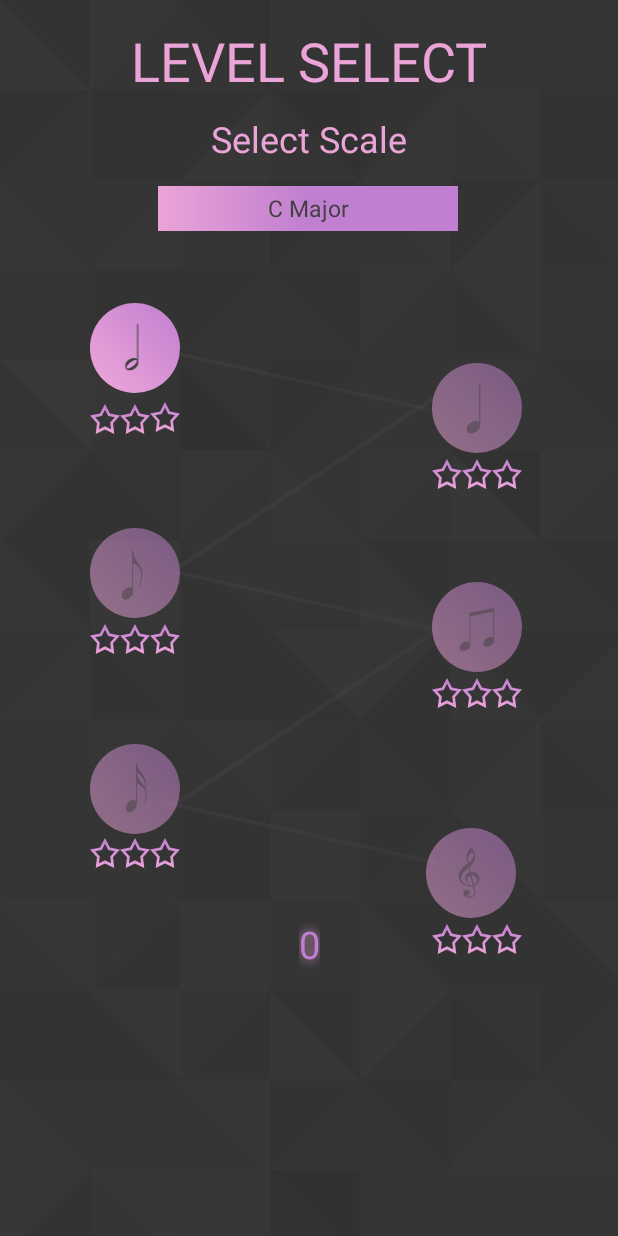
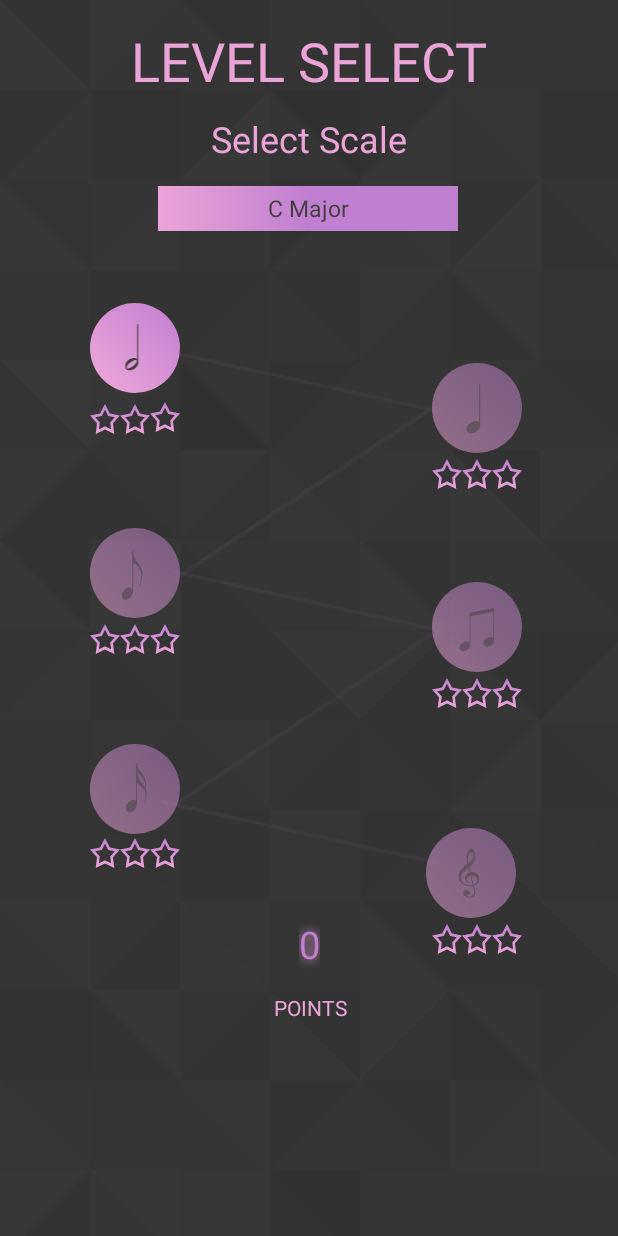
Before and after one commit to CaileenD/cs446-project, an Android app: the LevelSelectActivity screen opened directly, with no data from a screen before it, on a phone screen of 412 x 824 dp. Run offline under Robolectric (Android 15) with nearby library versions, the light colour scheme and no system bars; Roboto replaces fonts that are not available here.

Commit message:
Small UI changes to improve polish

```diff
--- a/app/src/main/java/ca/uwaterloo/tonality/LevelSelectActivity.java
+++ b/app/src/main/java/ca/uwaterloo/tonality/LevelSelectActivity.java
@@ -92,6 +92,12 @@ public class LevelSelectActivity extends AppCompatActivity implements AdapterVie
 
         levelBubble.setAlpha((float) Math.max(0.5, unlocked));
         levelNote.setAlpha((float) Math.max(0.5, unlocked));
+        if (level != 1) {
+            if (level == 6) level--;
+            int lineId = getResources().getIdentifier("line" + (level-1), "id", getPackageName());
+            ImageView lineConnector = findViewById(lineId);
+            lineConnector.setAlpha((float) Math.max(0.05, unlocked));
+        }
     }
 
     @Override
--- a/app/src/main/java/ca/uwaterloo/tonality/MainGameActivity.java
+++ b/app/src/main/java/ca/uwaterloo/tonality/MainGameActivity.java
@@ -71,7 +71,7 @@ public class MainGameActivity extends AppCompatActivity implements Observer {
         TextView scaleInfo = findViewById(R.id.scaleInfo);
         scaleInfo.setText(selectedScale.toUpperCase());
         TextView levelInfo = findViewById(R.id.levelInfo);
-        levelInfo.setText("LEVEL" + (levelDifficulty - 1));
+        levelInfo.setText("LEVEL " + (levelDifficulty - 1));
         playerHeart = findViewById(R.id.userHealth);
         cpuHeart = findViewById(R.id.cpuHealth);
 
@@ -107,7 +107,7 @@ public class MainGameActivity extends AppCompatActivity implements Observer {
                 playerHeart,
                 PropertyValuesHolder.ofFloat("scaleX", 1.2f),
                 PropertyValuesHolder.ofFloat("scaleY", 1.2f));
-        scaleDownPlayer.setDuration(310);
+        scaleDownPlayer.setDuration(620);
 
         scaleDownPlayer.setRepeatCount(ObjectAnimator.INFINITE);
         scaleDownPlayer.setRepeatMode(ObjectAnimator.REVERSE);
@@ -119,7 +119,7 @@ public class MainGameActivity extends AppCompatActivity implements Observer {
                 PropertyValuesHolder.ofFloat("scaleX", 1.2f),
                 PropertyValuesHolder.ofFloat("scaleY", 1.2f));
 
-        scaleDownCPU.setDuration(310);
+        scaleDownCPU.setDuration(620);
 
         scaleDownCPU.setRepeatCount(ObjectAnimator.INFINITE);
         scaleDownCPU.setRepeatMode(ObjectAnimator.REVERSE);
--- a/app/src/main/res/layout/activity_level_select.xml
+++ b/app/src/main/res/layout/activity_level_select.xml
@@ -73,7 +73,7 @@
         android:layout_width="223dp"
         android:layout_height="147dp"
         android:layout_marginStart="8dp"
-        android:layout_marginTop="94dp"
+        android:layout_marginTop="100dp"
         android:layout_marginEnd="8dp"
         android:alpha="0.05"
         android:rotation="102"
@@ -533,4 +533,21 @@
         app:layout_constraintStart_toStartOf="parent"
         app:layout_constraintTop_toBottomOf="@+id/levelBubble6" />
 
+    <TextView
+        android:id="@+id/textView2"
+        android:layout_width="wrap_content"
+        android:layout_height="wrap_content"
+        android:layout_marginStart="125dp"
+        android:layout_marginTop="8dp"
+        android:layout_marginBottom="8dp"
+        android:text="POINTS"
+        android:textColor="@color/main_pink"
+        app:layout_constraintBottom_toBottomOf="parent"
+        app:layout_constraintEnd_toEndOf="parent"
+        app:layout_constraintEnd_toStartOf="@+id/level6EmptyStar3"
+        app:layout_constraintHorizontal_bias="0.5"
+        app:layout_constraintStart_toStartOf="parent"
+        app:layout_constraintTop_toBottomOf="@+id/levelNote5"
+        app:layout_constraintVertical_bias="0.434" />
+
 </androidx.constraintlayout.widget.ConstraintLayout>
```
